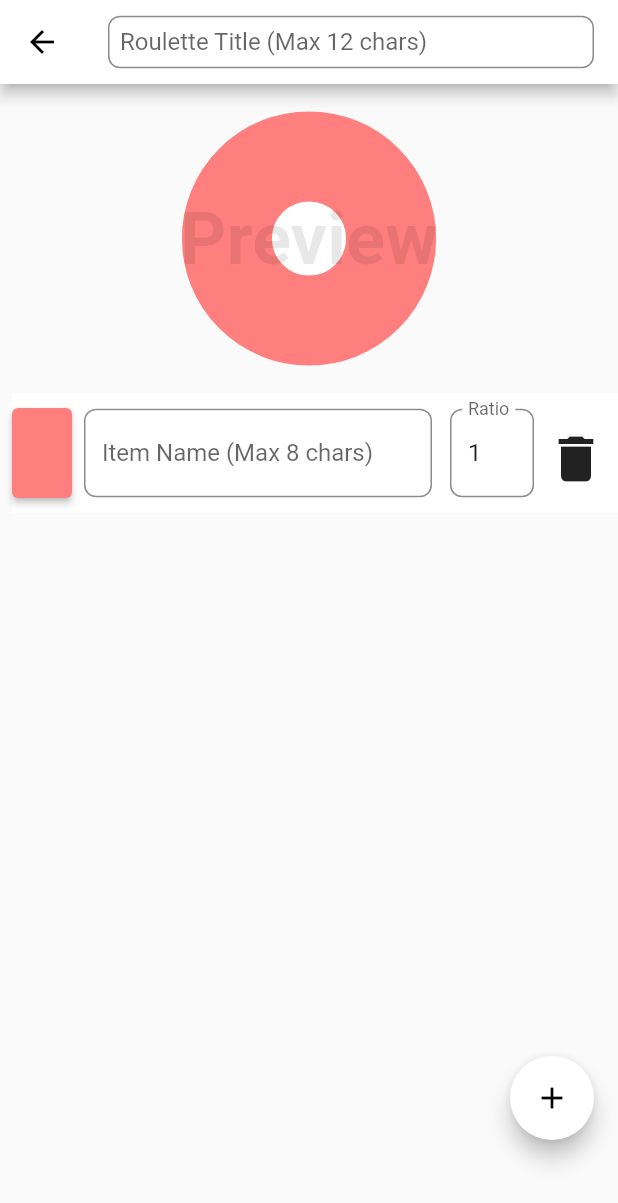
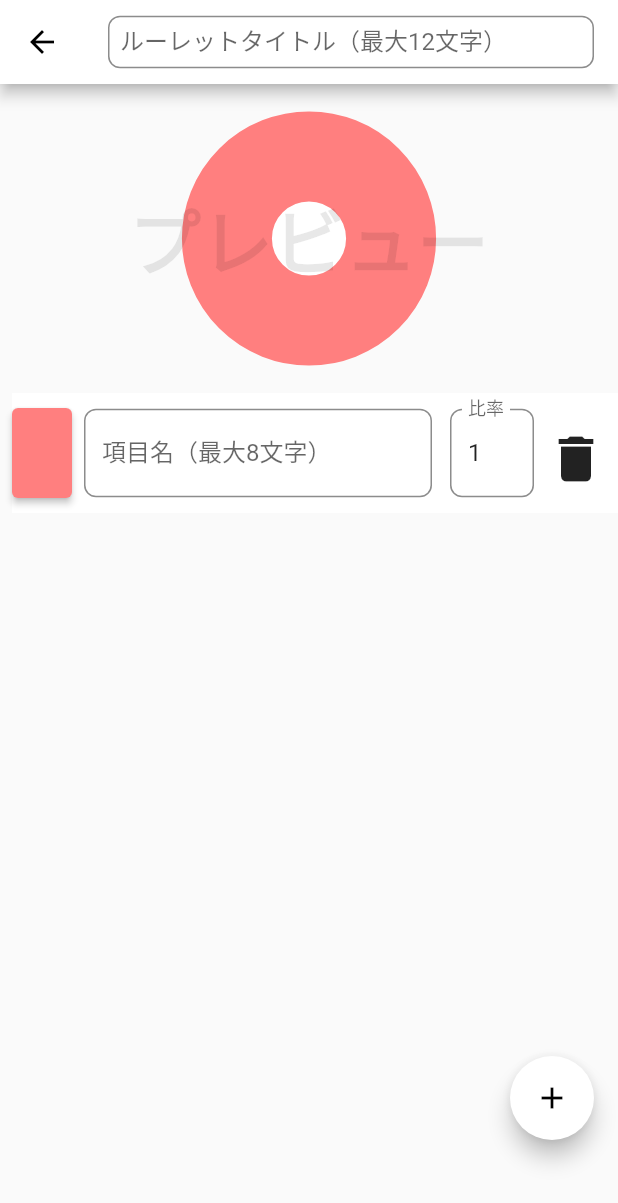
Before and after one commit to nowonmeet/app003_roulette, a Flutter app: the AddEditPage screen opened directly, after a tap on the "add" icon, on a phone screen of 412 x 824 dp. Shown: the top 1203 px of the screen. Run offline on Flutter 3.47's test engine with Material 2 defaults, Android fonts, the light colour scheme and no system bars; drawn by our look-alikes of fl_chart, google_mobile_ads; our stand-ins replace device_info_plus, package_info_plus, shared_preferences, sqflite; missing offline and left inert: roulette; accounts and stored records are empty; network calls fail.

Commit message:
ローカライズ対応。プライバシーポリシー含む。

```diff
--- a/lib/main.dart
+++ b/lib/main.dart
@@ -1,4 +1,5 @@
 import 'package:app003_roulette/colorFile.dart';
+import 'package:app003_roulette/model/applocalizations.dart';
 import 'package:app003_roulette/pages/language_selection_page.dart';
 import 'package:app003_roulette/pages/roulettePage.dart';
 import 'package:google_mobile_ads/google_mobile_ads.dart';
@@ -26,19 +27,27 @@ class MyApp extends StatefulWidget {
 
 class _MyAppState extends State<MyApp> {
   bool _isFirstTime = true;
-  late String _languageCode;
+  var _languageCode = 'en'; //言語設定用
+
+  var appLocalizations = AppLocalizations();//多言語対応用
+
 
   @override
   void initState() {
     super.initState();
-    _checkFirstTime();
+
+    Future(() async {
+      await _checkFirstTime();
+    });
+
+
   }
 
   Future<void> _checkFirstTime() async {
     final prefs = await SharedPreferences.getInstance();
     setState(() {
       _isFirstTime = prefs.getBool('isFirstTime') ?? true;
-      _languageCode = prefs.getString('languageCode') ?? '';
+      _languageCode = prefs.getString('languageCode') ?? 'en';
     });
   }
 
@@ -51,16 +60,19 @@ class _MyAppState extends State<MyApp> {
   }
 
 
+
   @override
   Widget build(BuildContext context) {
     return MaterialApp(
       debugShowCheckedModeBanner: false,
-      title: 'ルーレット',
+      //アプリ一覧画面起動時のタイトル
+      title: appLocalizations.getTranslatedValue(_languageCode,'title'),
       theme: ThemeData(
          primarySwatch: OlignalColor.primaryColor,
       ),
       home: _isFirstTime
           ? const LanguageSelectionPage()
+            : RoulettePage(languageCode: _languageCode)
 
 
       //     ? LanguageSelectionPage(
@@ -72,7 +84,6 @@ class _MyAppState extends State<MyApp> {
       //   },
       // )
 
-          : RoulettePage(languageCode: _languageCode),
     );
   }
 }
--- a/lib/model/applocalizations.dart
+++ b/lib/model/applocalizations.dart
@@ -2,11 +2,13 @@ class AppLocalizations {
 
 static final Map<String, Map<String, String>> _localizedValues = {
   'en': {
+    //起動アプリ一覧で表示するタイトル
+    'title': 'Roulette',
+
     //初回起動時の説明
     'dice': 'Dice',
 
     //ルーレットページ
-    'title': 'Roulette App',
     'spin': 'Spin',
     'result': 'Result:',
     'menu': 'Menu',
@@ -30,9 +32,9 @@ static final Map<String, Map<String, String>> _localizedValues = {
 
 
     //ルーレット編集
-    'titleEdit': 'Roulette Title (Max 12 chars)',
+    'titleEdit': 'Roulette Title (Max 24 chars)',
     'titleHintText': 'Please enter the title.',
-    'partsEdit': 'Item Name (Max 8 chars)',
+    'partsEdit': 'Item Name (Max 16 chars)',
     'partsHintText': 'Please enter the item name.',
     'partsAttention': 'Item name is required at least two.',
     'ratioEdit': 'Ratio',
@@ -43,11 +45,13 @@ static final Map<String, Map<String, String>> _localizedValues = {
 
   },
   'ja': {
+    //起動アプリ一覧で表示するタイトル
+    'title': 'ルーレット',
+
     //初回起動時の説明
     'dice': 'サイコロ',
 
     //ルーレットページ
-    'title': 'ルーレットアプリ',
     'spin': 'スピン',
     'result': '抽選結果:',
     'menu': 'メニュー',
--- a/lib/pages/addEditPage.dart
+++ b/lib/pages/addEditPage.dart
@@ -35,7 +35,7 @@ class _AddEditPageState extends State<AddEditPage>
   var appLocalizations = AppLocalizations();//多言語対応用
   var _languageCode = 'en'; //言語設定用
 
-  _getLanguage() async {
+  _getLanguage() async {//言語設定を取得
     final SharedPreferences prefs = await SharedPreferences.getInstance();
     setState(() {
       _languageCode = prefs.getString('languageCode') ?? 'ja';
@@ -81,7 +81,7 @@ class _AddEditPageState extends State<AddEditPage>
     }
   }
 
-  _initTextController() {
+  _initTextController() {//テキストコントローラーの初期化
     itemNameController =
         List.generate(_parts.length, (index) => TextEditingController());
 
@@ -91,7 +91,7 @@ class _AddEditPageState extends State<AddEditPage>
     titleController.text = rouletteTitle;
   }
 
-  _setTextController() {
+  _setTextController() {//テキストコントローラーに値をセット
     for (var i = 0; i < _parts.length; i++) {
       itemNameController[i].text = _parts[i]['name'];
       ratioController[i].text = _parts[i]['ratio'].toString();
@@ -110,12 +110,28 @@ class _AddEditPageState extends State<AddEditPage>
     return math.Random().nextInt(_colorSelectList.length);
   }
 
-  final _colorSelectList= ColorList().colorSelectList;
+  final _colorSelectList= ColorList().colorSelectList;//カラーリスト
+
+  //言語設定に応じてmaxLengthの値を変える処理
+  var titleMaxLength = 24;
+  var itemNameMaxLength = 16;
+
+  void _getMaxLength() {
+    if (_languageCode == 'ja') {
+      titleMaxLength = 24;
+      itemNameMaxLength = 16;
+    } else {
+      titleMaxLength = 12;
+      itemNameMaxLength = 8;
+    }
+  }
+
 
   @override
   void initState() {
     rouletteTitle = '';
     super.initState();
+    _getLanguage();
 
     Future(() async {
       await _refreshJournals();
@@ -233,7 +249,7 @@ class _AddEditPageState extends State<AddEditPage>
                     child: TextFormField(
                       controller: titleController,
                       cursorColor: Colors.black12,
-                      maxLength: 12,
+                      maxLength: titleMaxLength,
                       maxLengthEnforcement: MaxLengthEnforcement.enforced,
                       decoration: InputDecoration(
                         contentPadding: const EdgeInsets.symmetric(
@@ -374,7 +390,7 @@ class _AddEditPageState extends State<AddEditPage>
                                                 controller:
                                                     itemNameController[index],
                                                 cursorColor: Colors.black12,
-                                                maxLength: 8,
+                                                maxLength: itemNameMaxLength,
                                                 maxLengthEnforcement:
                                                     MaxLengthEnforcement
                                                         .enforced,
@@ -435,7 +451,13 @@ class _AddEditPageState extends State<AddEditPage>
                                                 left: 4.0),
                                             child: Focus(
                                               child: TextFormField(
-//                                              textInputAction: TextInputAction.next,
+
+                                                maxLength: 3,
+                                                maxLengthEnforcement:
+                                                MaxLengthEnforcement
+                                                    .enforced,
+
+
                                                 onTap: () {
                                                   //選択時に全選択
                                                   ratioController[index]
@@ -460,6 +482,7 @@ class _AddEditPageState extends State<AddEditPage>
                                                       fontSize: 12,
                                                       color: Colors.black45),
                                                   fillColor: Colors.white,
+                                                  counterText: "",
                                                   filled: true,
                                                   focusedBorder:
                                                       OutlineInputBorder(
--- a/pubspec.yaml
+++ b/pubspec.yaml
@@ -46,6 +46,7 @@ dependencies:
   package_info_plus: ^3.0.3
   device_info_plus: ^8.1.0
   webview_flutter: ^4.0.7
+  auto_size_text: ^3.0.0
 
 dev_dependencies:
   flutter_test:
```
Also changed, not shown: lib/pages/roulettePage.dart (+15 -7 lines), pubspec.lock, 3 other files.
